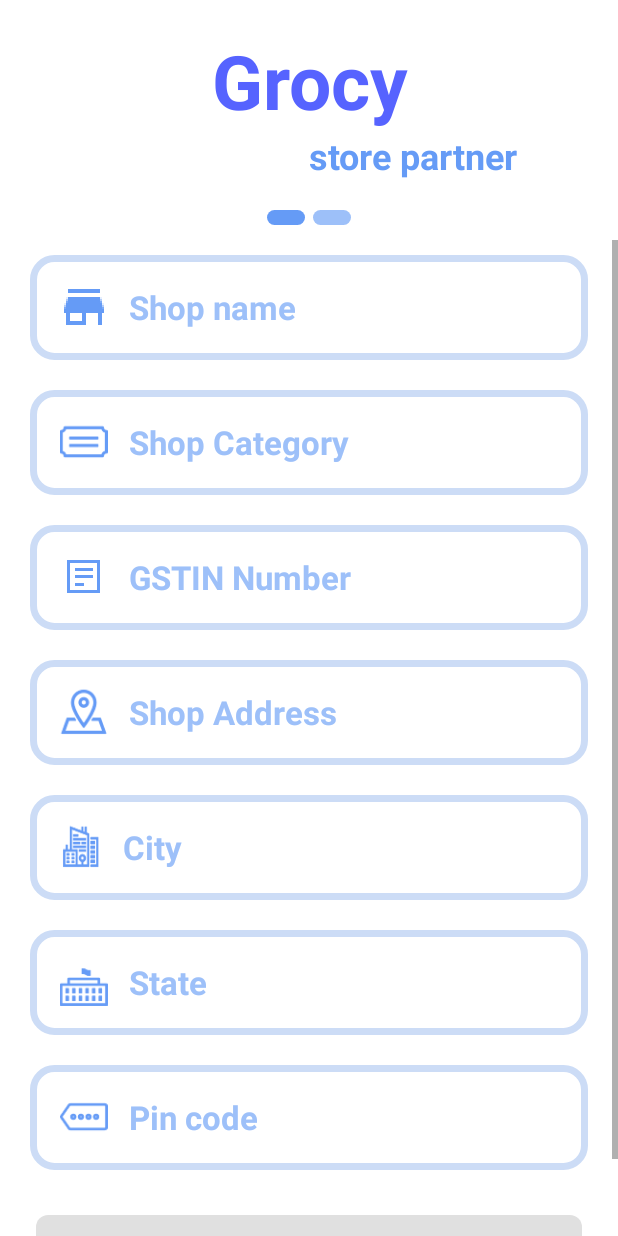
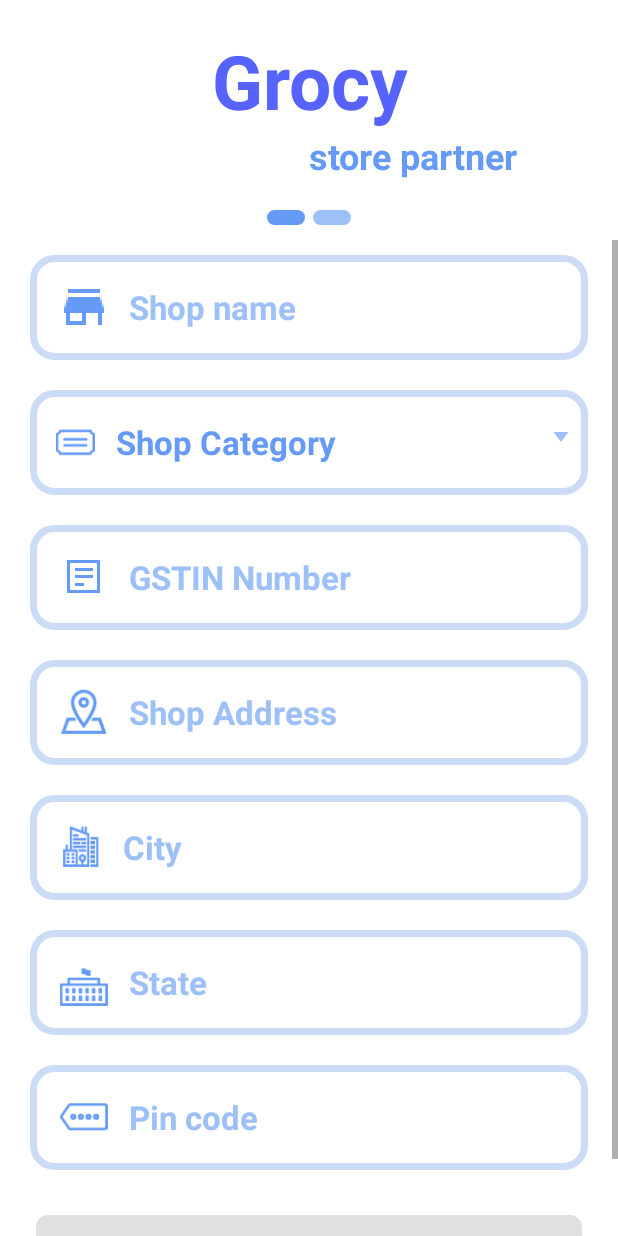
Before and after one commit to prashant282/GrocyBusiness, an Android app: the AddShopActivity screen opened directly, with no data from a screen before it, on a phone screen of 412 x 824 dp. Run offline under Robolectric (Android 15) with nearby library versions, the phone set to English and light mode, and no system bars.

Commit message:
Added dropdown layout in shot category field in activity_add_shop.xml

```diff
--- a/app/src/main/java/com/example/user/grocybusiness/activities/AddShopActivity.java
+++ b/app/src/main/java/com/example/user/grocybusiness/activities/AddShopActivity.java
@@ -5,21 +5,30 @@
 import android.text.Editable;
 import android.text.TextWatcher;
 import android.view.View;
+import android.widget.AdapterView;
 import android.widget.Button;
 import android.widget.ScrollView;
+import android.widget.Spinner;
 import android.widget.TextView;
 
 import androidx.appcompat.app.AppCompatActivity;
 
 import com.example.user.grocybusiness.R;
+import com.example.user.grocybusiness.adapters.ShopCategoryAdapter;
+import com.example.user.grocybusiness.models.ShopCategoryModel;
+
+import java.util.ArrayList;
 
 public class AddShopActivity extends AppCompatActivity {
 
+    private ArrayList<ShopCategoryModel> mcategoryList;
+    private ShopCategoryAdapter mAdapter;
 
-    TextView shopName, shopGst, shopAddress, shopCity, shopState, shopCategory, shopPinCode;
+
+    TextView shopName, shopGst, shopAddress, shopCity, shopState, shopPinCode;
     Button btnNext;
     Bundle bundle;
-    String sName, sAddress, sCity, sGst, sState, sCategory, sPinCode;
+    String sName, sAddress, sCity, sGst, sState, sCategory, sPinCode, clickedItemShopCategory;
     ScrollView scrollView;
 
 
@@ -28,7 +37,12 @@
         super.onCreate(savedInstanceState);
         setContentView(R.layout.activity_add_shop);
 
-        shopCategory=findViewById(R.id.reg_shop_category);
+        initList();
+        Spinner spinnerCountries = findViewById(R.id.reg_shop_category);
+        mAdapter = new ShopCategoryAdapter(this, mcategoryList);
+        spinnerCountries.setAdapter(mAdapter);
+
+//        shopCategory=findViewById(R.id.reg_shop_category);
         shopName=findViewById(R.id.reg_shopName);
         shopAddress=findViewById(R.id.reg_shop_address);
         shopCity=findViewById(R.id.reg_city_name);
@@ -37,6 +51,28 @@
         shopState=findViewById(R.id.reg_state);
 
         shopState = findViewById(R.id.reg_state);
+
+        spinnerCountries.setOnItemSelectedListener(new AdapterView.OnItemSelectedListener() {
+            @Override
+            public void onItemSelected(AdapterView<?> parent, View view, int position, long id) {
+                ShopCategoryModel clickedItem = (ShopCategoryModel) parent.getItemAtPosition(position);
+                clickedItemShopCategory = clickedItem.getShopCategory();
+
+                if(!shopAddress.getText().toString().isEmpty() && !clickedItemShopCategory.equalsIgnoreCase("Shop Category") && !shopCity.getText().toString().isEmpty() && !shopGst.getText().toString().isEmpty() && !shopState.getText().toString().isEmpty() && !shopName.getText().toString().isEmpty() && !shopPinCode.getText().toString().isEmpty()){
+
+                    btnNext.setEnabled(true);
+                }
+                else {
+
+                    btnNext.setEnabled(false);
+                }
+
+            }
+            @Override
+            public void onNothingSelected(AdapterView<?> parent) {
+            }
+        });
+
 //        String string= "Shop Name ";
 //        String string1= "*";
 //        SpannableStringBuilder spannableStringBuilder=new SpannableStringBuilder();
@@ -58,7 +94,7 @@
         sGst=shopGst.getText().toString();
 //                sTimings=shopTimings.getText().toString();
         sCity=shopCity.getText().toString();
-        sCategory=shopCategory.getText().toString();
+//        sCategory=shopCategory.getText().toString();
         sState=shopState.getText().toString();
         sPinCode=shopPinCode.getText().toString();
 
@@ -77,7 +113,7 @@
             @Override
             public void afterTextChanged(Editable editable) {
 
-                if(!shopAddress.getText().toString().isEmpty() && !shopCategory.getText().toString().isEmpty() && !shopCity.getText().toString().isEmpty() && !shopGst.getText().toString().isEmpty() && !shopState.getText().toString().isEmpty() && !shopName.getText().toString().isEmpty() && !shopPinCode.getText().toString().isEmpty()){
+                if(!shopAddress.getText().toString().isEmpty() && !clickedItemShopCategory.equalsIgnoreCase("Shop Category") && !shopCity.getText().toString().isEmpty() && !shopGst.getText().toString().isEmpty() && !shopState.getText().toString().isEmpty() && !shopName.getText().toString().isEmpty() && !shopPinCode.getText().toString().isEmpty()){
 
                     btnNext.setEnabled(true);
                 }
@@ -87,6 +123,31 @@
                 }
             }
         });
+
+//        shopCategory.addTextChangedListener(new TextWatcher() {
+//            @Override
+//            public void beforeTextChanged(CharSequence charSequence, int i, int i1, int i2) {
+//
+//            }
+//
+//            @Override
+//            public void onTextChanged(CharSequence charSequence, int i, int i1, int i2) {
+//
+//            }
+//
+//            @Override
+//            public void afterTextChanged(Editable editable) {
+//
+//                if(!shopAddress.getText().toString().isEmpty() && !shopCategory.getText().toString().isEmpty() && !shopCity.getText().toString().isEmpty() && !shopGst.getText().toString().isEmpty() && !shopState.getText().toString().isEmpty() && !shopName.getText().toString().isEmpty() && !shopPinCode.getText().toString().isEmpty()){
+//
+//                    btnNext.setEnabled(true);
+//                }
+//                else {
+//
+//                    btnNext.setEnabled(false);
+//                }
+//            }
+//        });
 
         shopPinCode.addTextChangedListener(new TextWatcher() {
             @Override
@@ -102,7 +163,7 @@
             @Override
             public void afterTextChanged(Editable editable) {
 
-                if(!shopAddress.getText().toString().isEmpty() && !shopCategory.getText().toString().isEmpty() && !shopCity.getText().toString().isEmpty() && !shopGst.getText().toString().isEmpty() && !shopState.getText().toString().isEmpty() && !shopName.getText().toString().isEmpty() && !shopPinCode.getText().toString().isEmpty()){
+                if(!shopAddress.getText().toString().isEmpty() && !clickedItemShopCategory.equalsIgnoreCase("Shop Category") && !shopCity.getText().toString().isEmpty() && !shopGst.getText().toString().isEmpty() && !shopState.getText().toString().isEmpty() && !shopName.getText().toString().isEmpty() && !shopPinCode.getText().toString().isEmpty()){
 
                     btnNext.setEnabled(true);
                 }
@@ -126,7 +187,7 @@
             @Override
             public void afterTextChanged(Editable editable) {
 
-                if(!shopAddress.getText().toString().isEmpty() && !shopCategory.getText().toString().isEmpty() && !shopCity.getText().toString().isEmpty() && !shopGst.getText().toString().isEmpty() && !shopState.getText().toString().isEmpty() && !shopName.getText().toString().isEmpty() && !shopPinCode.getText().toString().isEmpty()){
+                if(!shopAddress.getText().toString().isEmpty() && !clickedItemShopCategory.equalsIgnoreCase("Shop Category") && !shopCity.getText().toString().isEmpty() && !shopGst.getText().toString().isEmpty() && !shopState.getText().toString().isEmpty() && !shopName.getText().toString().isEmpty() && !shopPinCode.getText().toString().isEmpty()){
 
                     btnNext.setEnabled(true);
                 }
@@ -136,30 +197,7 @@
                 }
             }
         });
-        shopCategory.addTextChangedListener(new TextWatcher() {
-            @Override
-            public void beforeTextChanged(CharSequence charSequence, int i, int i1, int i2) {
 
-            }
-
-            @Override
-            public void onTextChanged(CharSequence charSequence, int i, int i1, int i2) {
-
-            }
-
-            @Override
-            public void afterTextChanged(Editable editable) {
-
-                if(!shopAddress.getText().toString().isEmpty() && !shopCategory.getText().toString().isEmpty() && !shopCity.getText().toString().isEmpty() && !shopGst.getText().toString().isEmpty() && !shopState.getText().toString().isEmpty() && !shopName.getText().toString().isEmpty() && !shopPinCode.getText().toString().isEmpty()){
-
-                    btnNext.setEnabled(true);
-                }
-                else {
-
-                    btnNext.setEnabled(false);
-                }
-            }
-        });
         shopCity.addTextChangedListener(new TextWatcher() {
             @Override
             public void beforeTextChanged(CharSequence charSequence, int i, int i1, int i2) {
@@ -174,7 +212,7 @@
             @Override
             public void afterTextChanged(Editable editable) {
 
-                if(!shopAddress.getText().toString().isEmpty() && !shopCategory.getText().toString().isEmpty() && !shopCity.getText().toString().isEmpty() && !shopGst.getText().toString().isEmpty() && !shopState.getText().toString().isEmpty() && !shopName.getText().toString().isEmpty() && !shopPinCode.getText().toString().isEmpty()){
+                if(!shopAddress.getText().toString().isEmpty() && !clickedItemShopCategory.equalsIgnoreCase("Shop Category") && !shopCity.getText().toString().isEmpty() && !shopGst.getText().toString().isEmpty() && !shopState.getText().toString().isEmpty() && !shopName.getText().toString().isEmpty() && !shopPinCode.getText().toString().isEmpty()){
 
                     btnNext.setEnabled(true);
                 }
@@ -198,7 +236,7 @@
             @Override
             public void afterTextChanged(Editable editable) {
 
-                if(!shopAddress.getText().toString().isEmpty() && !shopCategory.getText().toString().isEmpty() && !shopCity.getText().toString().isEmpty() && !shopGst.getText().toString().isEmpty() && !shopState.getText().toString().isEmpty() && !shopName.getText().toString().isEmpty() && !shopPinCode.getText().toString().isEmpty()){
+                if(!shopAddress.getText().toString().isEmpty() && !clickedItemShopCategory.equalsIgnoreCase("Shop Category") && !shopCity.getText().toString().isEmpty() && !shopGst.getText().toString().isEmpty() && !shopState.getText().toString().isEmpty() && !shopName.getText().toString().isEmpty() && !shopPinCode.getText().toString().isEmpty()){
 
                     btnNext.setEnabled(true);
                 }
@@ -222,7 +260,7 @@
             @Override
             public void afterTextChanged(Editable editable) {
 
-                if(!shopAddress.getText().toString().isEmpty() && !shopCategory.getText().toString().isEmpty() && !shopCity.getText().toString().isEmpty() && !shopGst.getText().toString().isEmpty() && !shopState.getText().toString().isEmpty() && !shopName.getText().toString().isEmpty() && !shopPinCode.getText().toString().isEmpty()){
+                if(!shopAddress.getText().toString().isEmpty() && !clickedItemShopCategory.equalsIgnoreCase("Shop Category") && !shopCity.getText().toString().isEmpty() && !shopGst.getText().toString().isEmpty() && !shopState.getText().toString().isEmpty() && !shopName.getText().toString().isEmpty() && !shopPinCode.getText().toString().isEmpty()){
 
                     btnNext.setEnabled(true);
                 }
@@ -340,4 +378,13 @@
         startActivity(intent);
         finish();
     }
+
+    private void initList() {
+        mcategoryList = new ArrayList<>();
+        mcategoryList.add(new ShopCategoryModel("Shop Category", R.drawable.icon_category));
+        mcategoryList.add(new ShopCategoryModel("Grocery", R.drawable.supermarket));
+        mcategoryList.add(new ShopCategoryModel("Hardware", R.drawable.hardware));
+        mcategoryList.add(new ShopCategoryModel("Stationary", R.drawable.stationary));
+        mcategoryList.add(new ShopCategoryModel("Medical Store", R.drawable.medical));
+    }
 }
--- a/app/src/main/java/com/example/user/grocybusiness/activities/RegisterActivity.java
+++ b/app/src/main/java/com/example/user/grocybusiness/activities/RegisterActivity.java
@@ -40,10 +40,10 @@
         signIn=findViewById(R.id.sign_in);
         bundle=new Bundle();
 
-        oName=ownerName.getText().toString();
-        oEmail=ownerName.getText().toString();
-        oNumber=ownerName.getText().toString();
-        oCity=ownerName.getText().toString();
+        oName=ownerName.getText().toString().trim();
+        oEmail=ownerEmail.getText().toString().trim();
+        oNumber=ownerNumber.getText().toString().trim();
+        oCity=ownerCity.getText().toString().trim();
 
         ownerName.addTextChangedListener(new TextWatcher() {
             @Override
@@ -194,7 +194,7 @@
             @Override
             public void onClick(View view) {
 
-                 if (!ownerCity.getText().toString().equalsIgnoreCase("Delhi")){
+                 if (!ownerCity.getText().toString().trim().equalsIgnoreCase("Delhi")){
 
                     Intent intent=new Intent(RegisterActivity.this,CityNotAvailableActivity.class);
                     startActivity(intent);
--- /dev/null
+++ b/app/src/main/java/com/example/user/grocybusiness/adapters/ShopCategoryAdapter.java
@@ -0,0 +1,57 @@
+package com.example.user.grocybusiness.adapters;
+
+import android.content.Context;
+import android.view.LayoutInflater;
+import android.view.View;
+import android.view.ViewGroup;
+import android.widget.ArrayAdapter;
+import android.widget.ImageView;
+import android.widget.TextView;
+
+import androidx.annotation.NonNull;
+import androidx.annotation.Nullable;
+
+import com.example.user.grocybusiness.R;
+import com.example.user.grocybusiness.models.ShopCategoryModel;
+
+import java.util.ArrayList;
+
+
+public class ShopCategoryAdapter extends ArrayAdapter<ShopCategoryModel> {
+    TextView textViewName;
+    public ShopCategoryAdapter(@NonNull Context context, ArrayList<ShopCategoryModel> categoryList) {
+        super(context, 0, categoryList);
+    }
+
+    @NonNull
+    @Override
+    public View getView(int position, @Nullable View convertView, @NonNull ViewGroup parent) {
+        return initView(position, convertView, parent);
+    }
+
+    @Override
+    public View getDropDownView(int position, @Nullable View convertView, @NonNull ViewGroup parent) {
+        return initView(position, convertView, parent);
+    }
+
+    private View initView(int position, View convertView, ViewGroup parent) {
+        if (convertView == null) {
+            convertView = LayoutInflater.from(getContext()).inflate(
+                    R.layout.layout_shop_category, parent, false
+            );
+        }
+
+        ImageView imageViewFlag = convertView.findViewById(R.id.img_category);
+        textViewName = convertView.findViewById(R.id.text_category);
+
+        ShopCategoryModel currentItem = getItem(position);
+
+        if (currentItem != null) {
+            imageViewFlag.setImageResource(currentItem.getShopImage());
+            textViewName.setText(currentItem.getShopCategory());
+        }
+        return convertView;
+
+    }
+
+}
--- /dev/null
+++ b/app/src/main/java/com/example/user/grocybusiness/models/ShopCategoryModel.java
@@ -0,0 +1,20 @@
+package com.example.user.grocybusiness.models;
+
+public class ShopCategoryModel {
+
+    private String shopCategory;
+    private int shopImage;
+
+    public ShopCategoryModel(String shopCategory, int shopImage) {
+        this.shopCategory = shopCategory;
+        this.shopImage = shopImage;
+    }
+
+    public String getShopCategory() {
+        return shopCategory;
+    }
+
+    public int getShopImage() {
+        return shopImage;
+    }
+}
--- a/app/src/main/res/layout/activity_add_shop.xml
+++ b/app/src/main/res/layout/activity_add_shop.xml
@@ -86,7 +86,28 @@
                 android:textSize="22sp"
 
                 android:textStyle="bold" />
-            <com.google.android.material.textfield.TextInputEditText
+<!--            <com.google.android.material.textfield.TextInputEditText-->
+<!--                android:id="@+id/reg_shop_category"-->
+<!--                android:layout_width="match_parent"-->
+<!--                android:layout_height="70dp"-->
+<!--                android:layout_marginStart="20dp"-->
+<!--                android:layout_marginTop="20dp"-->
+<!--                android:layout_marginEnd="20dp"-->
+<!--                android:background="@drawable/round_corner"-->
+<!--                android:drawableStart="@drawable/icon_category"-->
+<!--                android:drawablePadding="14dp"-->
+<!--                android:gravity="center_vertical"-->
+<!--                android:hint="Shop Category"-->
+<!--                android:inputType="textEmailAddress"-->
+<!--                android:maxLines="1"-->
+<!--                android:paddingStart="20dp"-->
+<!--                android:paddingEnd="10dp"-->
+<!--                android:textColor="#659BF6"-->
+<!--                android:textColorHint="#9DC0F9"-->
+<!--                android:textSize="22sp"-->
+<!--                android:textStyle="bold" />-->
+
+            <Spinner
                 android:id="@+id/reg_shop_category"
                 android:layout_width="match_parent"
                 android:layout_height="70dp"
@@ -94,19 +115,7 @@
                 android:layout_marginTop="20dp"
                 android:layout_marginEnd="20dp"
                 android:background="@drawable/round_corner"
-                android:drawableStart="@drawable/icon_category"
-                android:drawablePadding="14dp"
-                android:gravity="center_vertical"
-                android:hint="Shop Category"
-                android:inputType="textEmailAddress"
-                android:maxLines="1"
-                android:paddingStart="20dp"
-                android:paddingEnd="10dp"
-                android:textColor="#659BF6"
-                android:textColorHint="#9DC0F9"
-                android:textSize="22sp"
-                android:textStyle="bold" />
-
+                />
             <com.google.android.material.textfield.TextInputEditText
                 android:id="@+id/reg_gst_number"
                 android:layout_width="match_parent"
--- a/app/src/main/res/layout/activity_city_not_available.xml
+++ b/app/src/main/res/layout/activity_city_not_available.xml
@@ -23,7 +23,6 @@
         android:textStyle="bold"
         android:textColor="#659BF6"
         android:layout_marginTop="40dp"
-        android:fontFamily="@font/josefin_sans"
         android:gravity="center" />
 
     <TextView
@@ -34,7 +33,6 @@
         android:textStyle="bold"
         android:textColor="#659BF6"
         android:layout_marginTop="5dp"
-    android:fontFamily="@font/josefin_sans"
         android:layout_gravity="center_horizontal" />
 
     <TextView
@@ -46,7 +44,6 @@
         android:textStyle="bold"
         android:textColor="#659BF6"
         android:layout_marginTop="70dp"
-    android:fontFamily="@font/josefin_sans"
         android:layout_gravity="center_horizontal" />
 
 
--- /dev/null
+++ b/app/src/main/res/layout/layout_shop_category.xml
@@ -0,0 +1,41 @@
+<?xml version="1.0" encoding="utf-8"?>
+<LinearLayout
+    xmlns:android="http://schemas.android.com/apk/res/android"
+    xmlns:app="http://schemas.android.com/apk/res-auto"
+    android:layout_width="match_parent"
+    android:layout_height="match_parent"
+    android:orientation="vertical">
+
+    <LinearLayout
+        android:layout_width="match_parent"
+        android:layout_height="70dp"
+        android:orientation="horizontal">
+
+        <ImageView
+            android:id="@+id/img_category"
+            android:layout_width="26dp"
+            android:layout_height="26dp"
+            android:src="@drawable/icon_category"
+            android:layout_gravity="center"
+            android:scaleType="centerCrop"
+            android:layout_marginStart="17dp"/>
+
+        <TextView
+            android:id="@+id/text_category"
+            android:layout_width="match_parent"
+            android:layout_height="wrap_content"
+            android:hint="Shop Category"
+            android:textColor="#659BF6"
+            android:textColorHint="#9DC0F9"
+            android:gravity="center_vertical"
+            android:textSize="22sp"
+            android:textStyle="bold"
+            android:layout_marginStart="14dp"
+            android:drawableEnd="@drawable/ic_baseline_arrow_drop_down_24"
+            android:drawablePadding="20dp"
+            android:layout_gravity="center"/>
+
+
+    </LinearLayout>
+
+</LinearLayout>
```
Also changed, not shown: app/src/main/res/drawable-hdpi/hardware.png (added), app/src/main/res/drawable-hdpi/medical.png (added), app/src/main/res/drawable-hdpi/stationary.png (added), app/src/main/res/drawable-hdpi/supermarket.png (added). Lines whose indentation alone changed are shown as unchanged.
